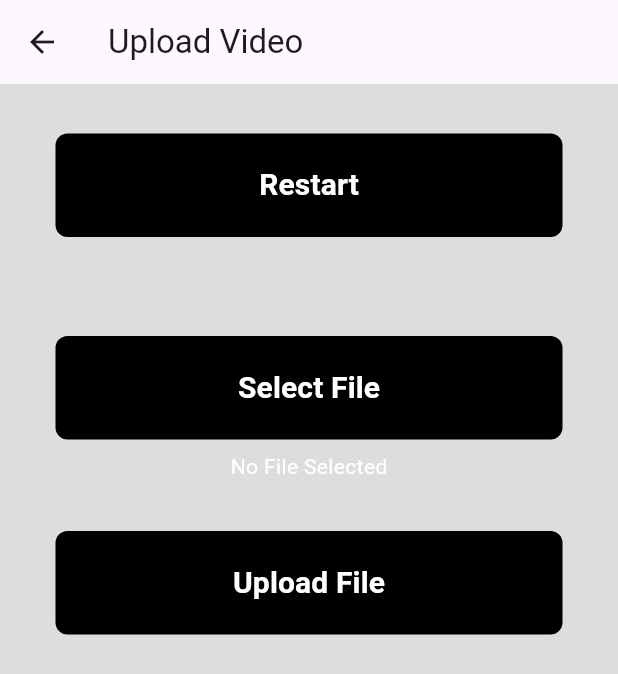
After one commit to moslem-asaad/Injury-Recovery, a Flutter app: the MainView screen opened by its route, after a tap on "upload video", on a phone screen of 412 x 824 dp. The commit adds this screen. Shown: the top 674 px of the screen. Run offline on Flutter 3.47's test engine with Material 3 defaults, Android fonts, the phone set to English and light mode, and no system bars; our stand-ins replace file_picker, firebase_auth, firebase_core, firebase_storage; accounts and stored records are empty; network calls fail.

Commit message:
works on upload

```diff
--- a/lib/constants/routes.dart
+++ b/lib/constants/routes.dart
@@ -3,3 +3,4 @@ const registerRoute = '/register/';
 const mainRoute = '/main/';
 const verifyEmailRoute = '/verify-email/';
 const resetPasswordRout = '/reset-password/';
+const uploadVideoRout = '/upload-video';
--- a/lib/main.dart
+++ b/lib/main.dart
@@ -5,6 +5,7 @@ import 'package:injury_recovery/views/login_view.dart';
 import 'package:injury_recovery/views/main_view.dart';
 import 'package:injury_recovery/views/register_view.dart';
 import 'package:injury_recovery/views/reset_password_view.dart';
+import 'package:injury_recovery/views/upload_video_view.dart';
 import 'package:injury_recovery/views/verify_email_view.dart';
 
 void main() {
@@ -22,6 +23,7 @@ void main() {
         mainRoute:(context) => const MainView(),
         verifyEmailRoute:(context) => const VerifyEmailView(),
         resetPasswordRout:(context) => const ResetPasswordView(),
+        uploadVideoRout:(context) => const UploadVideoView(),
       },
     ),
   );
--- a/lib/services/auth/auth_provider.dart
+++ b/lib/services/auth/auth_provider.dart
@@ -1,3 +1,4 @@
+import 'package:file_picker/file_picker.dart';
 import 'package:injury_recovery/services/auth/auth_user.dart';
 
 abstract class AuthProvider{
--- a/lib/services/auth/auth_service.dart
+++ b/lib/services/auth/auth_service.dart
@@ -1,3 +1,4 @@
+import 'package:file_picker/file_picker.dart';
 import 'package:injury_recovery/services/auth/auth_provider.dart';
 import 'package:injury_recovery/services/auth/auth_user.dart';
 import 'package:injury_recovery/services/auth/fire_base_auth_provider.dart';
--- a/lib/services/auth/fire_base_auth_provider.dart
+++ b/lib/services/auth/fire_base_auth_provider.dart
@@ -1,3 +1,6 @@
+import 'dart:io';
+
+import 'package:file_picker/file_picker.dart';
 import 'package:injury_recovery/firebase_options.dart';
 import 'package:injury_recovery/services/auth/auth_user.dart';
 import 'package:injury_recovery/services/auth/auth_provider.dart';
@@ -115,4 +118,5 @@ class FirebaseAuthProvider implements AuthProvider{
         throw GenericAuthException();
     }
   }
+
 }
--- a/lib/views/main_view.dart
+++ b/lib/views/main_view.dart
@@ -1,4 +1,5 @@
 
+import 'package:injury_recovery/components/my_button.dart';
 import 'package:injury_recovery/constants/routes.dart';
 import 'package:injury_recovery/enums/menu_action.dart';
 import 'package:injury_recovery/services/auth/auth_service.dart';
@@ -62,7 +63,17 @@ class _MainViewState extends State<MainView> {
           )
         ],
       ),
-      body: const Text('WOOW'),
+      body: Column(
+        children: [
+          const SizedBox(height: 25),
+            MyButton(
+              onPressed: () async {
+                Navigator.of(context).pushNamed(uploadVideoRout);
+              },
+              title: 'upload video'
+            ),
+        ],
+      ),
     );
   }
 }
--- /dev/null
+++ b/lib/views/upload_video_view.dart
@@ -0,0 +1,82 @@
+import 'dart:io';
+
+import 'package:file_picker/file_picker.dart';
+import 'package:firebase_storage/firebase_storage.dart';
+import 'package:flutter/material.dart';
+import 'package:injury_recovery/components/my_button.dart';
+import 'package:injury_recovery/constants/routes.dart';
+import 'package:injury_recovery/services/auth/auth_service.dart';
+
+class UploadVideoView extends StatefulWidget {
+  const UploadVideoView({super.key});
+
+  @override
+  State<UploadVideoView> createState() => _UploadVideoViewState();
+}
+
+class _UploadVideoViewState extends State<UploadVideoView> {
+
+  File? file;
+
+  @override
+  Widget build(BuildContext context) {
+    final String filename = getFileName(file);
+    return Scaffold(
+      appBar: AppBar(title: const Text('Upload Video'),
+      ),
+      body: SafeArea(
+        child: Column(
+          children: [
+            const SizedBox(height: 25),
+            MyButton(
+              onPressed: () async {
+                await AuthService.firebase().logOut();
+                Navigator.of(context).pushNamedAndRemoveUntil(loginRoute, (route) => false);
+              },
+              title: 'Restart'
+            ),
+
+            const SizedBox(height: 50),
+            MyButton(
+              onPressed: () async{
+                final result = await FilePicker.platform.pickFiles(allowMultiple: false);
+                if(result == null) return;
+                final path = result.files.single.path;
+                setState(() {
+                  file = File(path!);
+                });
+              },
+              title: 'Select File',
+            ),
+            Text(
+              filename,
+              style: const TextStyle(
+                color: Colors.white,
+              ),
+            ),
+
+            const SizedBox(height: 25),
+            MyButton(
+              onPressed: ()async{
+                if(file == null) null;
+                final fileName = getFileName(file);
+                final destination = 'files/$fileName';
+                try{
+                  final ref = FirebaseStorage.instance.ref(destination);
+                  return ref.putFile(file!);
+                }catch(e){
+
+                }
+            },
+              title: 'Upload File'),
+          ],
+        ),
+      ),
+    );
+  }
+
+  String getFileName(File? file){
+    if(file!=null) return file!.path.split('/').last;
+    else return 'No File Selected';
+  }
+}
--- a/pubspec.yaml
+++ b/pubspec.yaml
@@ -39,6 +39,8 @@ dependencies:
   firebase_auth: ^4.17.4
   cloud_firestore: ^4.15.5
   firebase_analytics: ^10.8.6
+  file_picker: ^6.1.1
+  firebase_storage: ^11.6.6
 
 dev_dependencies:
   flutter_test:
@@ -49,7 +51,7 @@ dev_dependencies:
   # activated in the `analysis_options.yaml` file located at the root of your
   # package. See that file for information about deactivating specific lint
   # rules and activating additional ones.
-  flutter_lints: ^2.0.0
+  flutter_lints: ^3.0.1
 
 # For information on the generic Dart part of this file, see the
 # following page: https://dart.dev/tools/pub/pubspec
```
Also changed, not shown: pubspec.lock, 3 other files.
